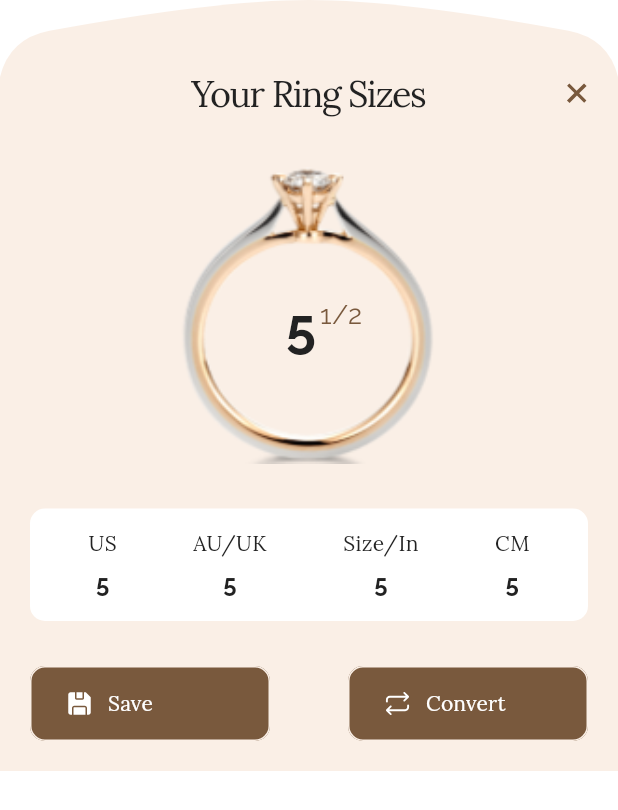
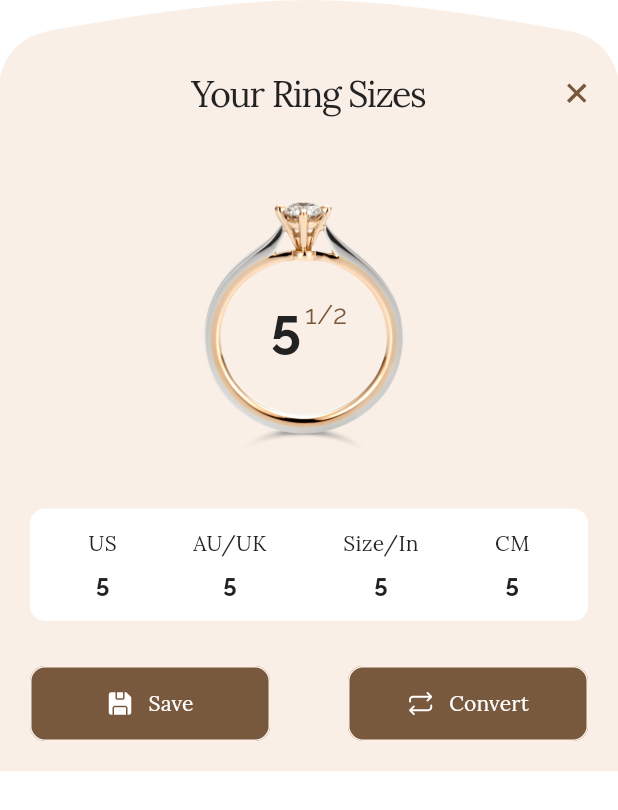
Before and after one commit to s0urav-hald3r/ring_sizer, a Flutter app: the GetRingSize widget shown alone on an empty page, opened directly, on a phone screen of 412 x 824 dp. Shown: the top 810 px of the screen. Run offline on Flutter 3.47's test engine with Material 3 defaults, Android fonts, the phone set to English and light mode, and no system bars; our stand-ins replace dotted_border, flutter_svg, get, get_storage, google_fonts, page_transition; accounts and stored records are empty.

Commit message:
UI component complete

```diff
--- a/lib/components/get_ring_size.dart
+++ b/lib/components/get_ring_size.dart
@@ -55,7 +55,7 @@ class GetRingSize extends StatelessWidget {
                 height: 200,
               ),
               Padding(
-                padding: const EdgeInsets.only(top: 20, left: 20),
+                padding: const EdgeInsets.only(top: 20),
                 child: Row(mainAxisSize: MainAxisSize.min, children: [
                   Text(
                     '5',
@@ -177,7 +177,9 @@ class GetRingSize extends StatelessWidget {
                     borderRadius: BorderRadius.circular(10),
                     color: secondaryColor),
                 child: ElevatedButton(
-                  child: Row(children: [
+                  child: Row(
+                      mainAxisAlignment: MainAxisAlignment.center,
+                      children: [
                         SvgPicture.asset(saveIcon),
                         const SizedBox(width: 10),
                         Text(
@@ -199,7 +201,9 @@ class GetRingSize extends StatelessWidget {
                     borderRadius: BorderRadius.circular(10),
                     color: secondaryColor),
                 child: ElevatedButton(
-                  child: Row(children: [
+                  child: Row(
+                      mainAxisAlignment: MainAxisAlignment.center,
+                      children: [
                         SvgPicture.asset(convertIcon),
                         const SizedBox(width: 10),
                         Text(
--- a/lib/views/card_demo_page.dart
+++ b/lib/views/card_demo_page.dart
@@ -6,6 +6,7 @@ import 'package:ring_sizer/components/back_appbar.dart';
 
 import 'package:ring_sizer/config/constants.dart';
 import 'package:ring_sizer/config/navigation.dart';
+import 'package:ring_sizer/views/card_info_page.dart';
 
 class CardDemoPage extends StatelessWidget {
   const CardDemoPage({super.key});
@@ -140,7 +141,9 @@ class CardDemoPage extends StatelessWidget {
                                 ),
                               ),
                               InkWell(
-                                onTap: () {},
+                                onTap: () {
+                                  NavigatorKey.push(const CardInfoPage());
+                                },
                                 child: Container(
                                   width: 45,
                                   height: 45,
```
Also changed, not shown: lib/views/card_info_page.dart (added, +72 -0 lines), assets/images/cardHolder.png, assets/images/diamondRing.png. Lines whose indentation alone changed are shown as unchanged.
